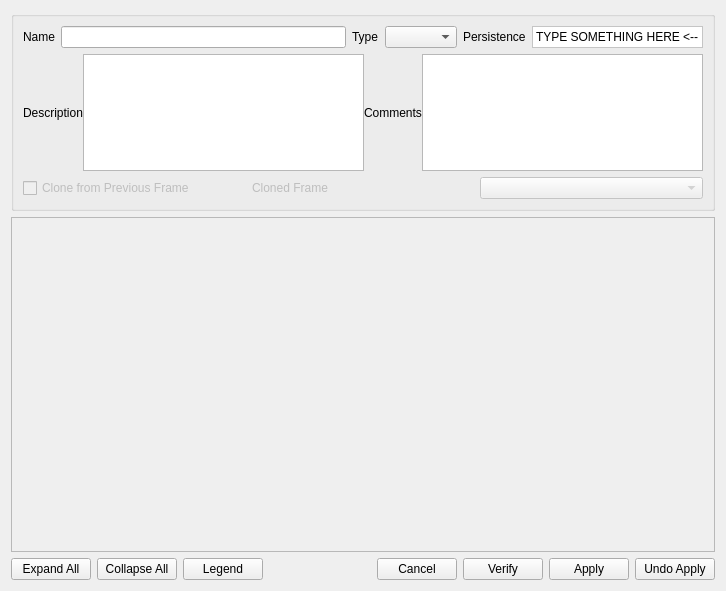
The window that app_solution/app_new/frmframedetails.ui (doublebyte1/faocas_qc_w) describes before a commit, drawn with Qt 5.
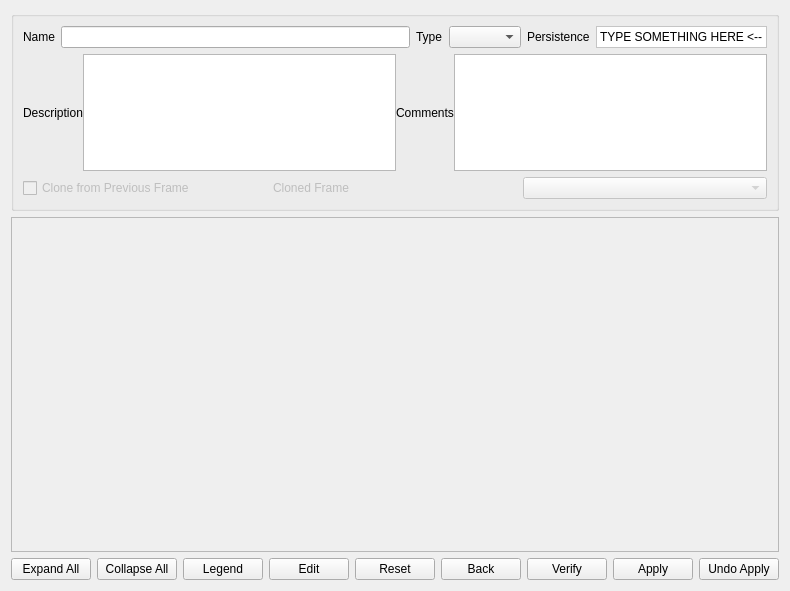
The same window after the commit. Icons and pictures are not drawn.

What changed in the file:
```diff
--- a/app_solution/app_new/frmframedetails.ui
+++ b/app_solution/app_new/frmframedetails.ui
@@ -6,7 +6,7 @@
    <rect>
     <x>0</x>
     <y>0</y>
-    <width>726</width>
+    <width>755</width>
     <height>591</height>
    </rect>
   </property>
@@ -244,12 +244,26 @@
        </property>
        <property name="sizeHint" stdset="0">
         <size>
-         <width>37</width>
-         <height>17</height>
+         <width>40</width>
+         <height>20</height>
         </size>
        </property>
       </spacer>
      </item>
+     <item>
+      <widget class="QPushButton" name="pushEdit">
+       <property name="text">
+        <string>Edit</string>
+       </property>
+      </widget>
+     </item>
+     <item>
+      <widget class="QPushButton" name="pushReset">
+       <property name="text">
+        <string>Reset</string>
+       </property>
+      </widget>
+     </item>
      <item>
       <widget class="QPushButton" name="pushBack">
        <property name="toolTip">
@@ -262,7 +276,7 @@
         <string>Cancel changes and go back to previous form</string>
        </property>
        <property name="text">
-        <string>Cancel</string>
+        <string>Back</string>
        </property>
       </widget>
      </item>
```
Left out of the diff: 42 changed lines with no effect on the pictures.
